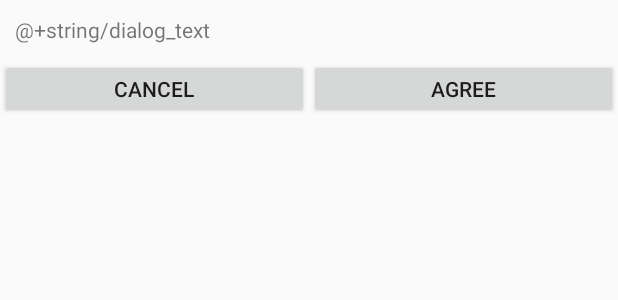
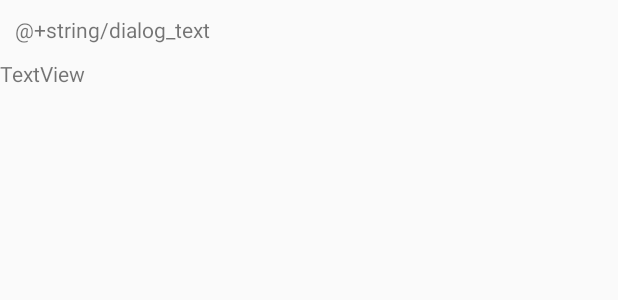
Before and after one commit to MatthieuAvrgs/BrainNBack, an Android app: the layout dialog_score.xml on its own in the app's theme, with its tools: preview values and no code run, on a phone screen of 412 x 824 dp. Shown: the top 300 px of the screen. Run offline under Robolectric (Android 15) with nearby library versions, the phone set to English and light mode, and no system bars.

Commit message:
Change dialog box, update scoring method

```diff
--- a/app/build.gradle
+++ b/app/build.gradle
@@ -25,4 +25,5 @@ dependencies {
     testImplementation 'junit:junit:4.12'
     androidTestImplementation 'com.android.support.test:runner:1.0.2'
     androidTestImplementation 'com.android.support.test.espresso:espresso-core:3.0.2'
+    implementation 'com.android.support:gridlayout-v7:28.0.0'
 }
--- a/app/src/main/java/fr/utt/if26/brainn_back/Game/Settings.java
+++ b/app/src/main/java/fr/utt/if26/brainn_back/Game/Settings.java
@@ -1,9 +1,9 @@
 package fr.utt.if26.brainn_back.Game;
 
 public class Settings {
-    private int niveau = 2;
+    private int niveau = 1;
     private long temps = 3000;
-    private int nbreItems = 3;
+    private int nbreItems = 5;
     private boolean couleur = false;
     private boolean son = true;
 
--- a/app/src/main/java/fr/utt/if26/brainn_back/GameActivity.java
+++ b/app/src/main/java/fr/utt/if26/brainn_back/GameActivity.java
@@ -169,7 +169,7 @@ public class GameActivity extends AppCompatActivity {
 
         AlertDialog alertDialog = new AlertDialog.Builder(this)
                 .create();
-        alertDialog.setTitle("Score : "+score);
+        alertDialog.setTitle("Score : "+score+"%");
         alertDialog.setMessage("AlertDialog message");
         //alertDialog.setView(view);
         alertDialog.setButton(AlertDialog.BUTTON_POSITIVE, "Rejouer",
@@ -184,7 +184,8 @@ public class GameActivity extends AppCompatActivity {
                 new DialogInterface.OnClickListener() {
                     public void onClick(DialogInterface dialog,
                                         int which) {
-                        //startActivity(new Intent(MainActivity.this, GameActivity.class));
+                        Intent mainActivity = new Intent (GameActivity.this, MainActivity.class);
+                        startActivity(mainActivity);
                         dialog.dismiss();
                     }
                 });
--- a/app/src/main/res/layout/dialog_score.xml
+++ b/app/src/main/res/layout/dialog_score.xml
@@ -4,12 +4,28 @@
     android:layout_width="match_parent"
     android:layout_height="wrap_content">
 
+    <LinearLayout
+        android:layout_width="match_parent"
+        android:layout_height="match_parent"
+        android:orientation="vertical">
+
         <TextView
             android:id="@+id/dialog_info"
             android:layout_width="match_parent"
             android:layout_height="wrap_content"
             android:padding="10dp"
-        android:text="@+string/dialog_text"/>
+            android:text="@+string/dialog_text" />
+
+        <android.support.v7.widget.GridLayout
+            android:layout_width="match_parent"
+            android:layout_height="match_parent">
+
+            <TextView
+                android:id="@+id/textView5"
+                android:layout_width="wrap_content"
+                android:layout_height="wrap_content"
+                android:text="TextView" />
+        </android.support.v7.widget.GridLayout>
 
         <LinearLayout
             android:layout_width="match_parent"
@@ -21,13 +37,16 @@
                 android:layout_width="0dp"
                 android:layout_height="match_parent"
                 android:layout_weight="0.50"
-            android:text="Cancel"/>
+                android:text="Cancel" />
 
             <Button
                 android:id="@+id/dialog_ok"
                 android:layout_width="0dp"
                 android:layout_height="match_parent"
                 android:layout_weight="0.50"
-            android:text="Agree"/>
+                android:text="Agree" />
         </LinearLayout>
+
+    </LinearLayout>
+
 </RelativeLayout>
```
Also changed, not shown: app/src/main/java/fr/utt/if26/brainn_back/Game/Partie.java (+10 -8 lines). Lines whose indentation alone changed are shown as unchanged.
